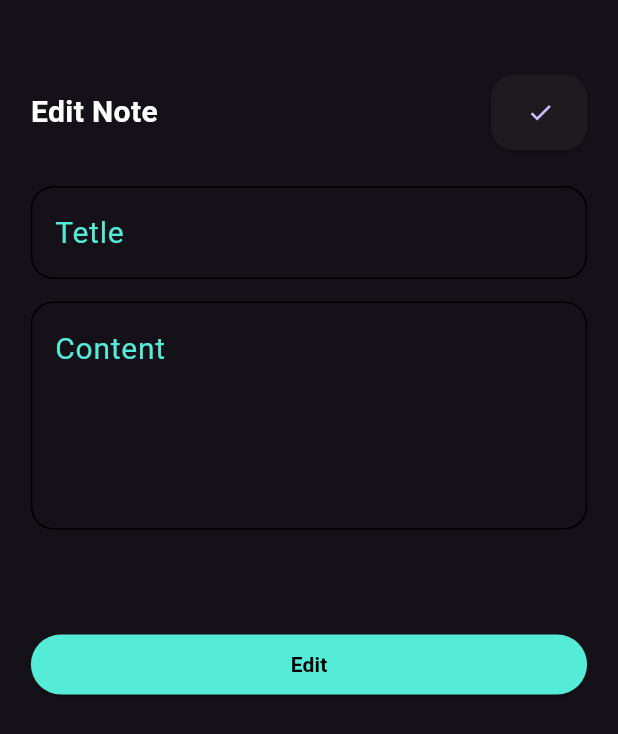
After one commit to mostafa9011/notesApp, a Flutter app: the screen it shows after launch, after a tap on "Fluter Titel", on a phone screen of 412 x 824 dp. The commit adds this screen. Shown: the top 734 px of the screen. Run offline on Flutter 3.47's test engine with Material 3 defaults, Android fonts, the phone set to English and light mode, and no system bars.

Commit message:
create edit note view,body,and finsh UI part1

```diff
--- a/lib/main.dart
+++ b/lib/main.dart
@@ -1,4 +1,5 @@
 import 'package:flutter/material.dart';
+import 'package:notes_app/views/edit_note_view.dart';
 import 'package:notes_app/views/notes_view.dart';
 
 void main() {
@@ -15,6 +16,7 @@ class MyApp extends StatelessWidget {
       debugShowCheckedModeBanner: false,
       routes: {
         NotesView.id: (context) => const NotesView(),
+        EditNoteView.id:(context) => const EditNoteView(),
       },
       initialRoute: NotesView.id,
     );
--- /dev/null
+++ b/lib/views/edit_note_view.dart
@@ -0,0 +1,19 @@
+import 'package:flutter/material.dart';
+import 'package:notes_app/widgets/body_edit_note_view.dart';
+
+class EditNoteView extends StatelessWidget {
+  const EditNoteView({super.key});
+  static const String id = 'editNoteView';
+
+  @override
+  Widget build(BuildContext context) {
+    return const Scaffold(
+      body: Column(
+        children: [
+          BodyEditNoteView(),
+
+        ],
+      ),
+    );
+  }
+}
--- a/lib/views/notes_view.dart
+++ b/lib/views/notes_view.dart
@@ -1,6 +1,5 @@
 import 'package:flutter/material.dart';
-import 'package:notes_app/widgets/constant.dart';
-import 'package:notes_app/widgets/modal_sheet.dart';
+import 'package:notes_app/widgets/floating_action_button.dart';
 import 'package:notes_app/widgets/notes_body.dart';
 
 class NotesView extends StatelessWidget {
@@ -9,26 +8,9 @@ class NotesView extends StatelessWidget {
 
   @override
   Widget build(BuildContext context) {
-    return Scaffold(
-      floatingActionButton: FloatingActionButton(
-        backgroundColor: kPrimaryColor,
-        onPressed: () {
-          showModalBottomSheet(
-            shape: RoundedRectangleBorder(
-              borderRadius: BorderRadius.circular(15),
-            ),
-            context: context,
-            builder: (context) {
-              return const ModalSheet(hintText: 'Title',);
-            },
-          );
-        },
-        child: const Icon(
-          Icons.add,
-          color: Colors.black,
-        ),
-      ),
-      body: const NotesBody(),
+    return const Scaffold(
+      floatingActionButton: FloatingButton(),
+      body: NotesBody(),
     );
   }
 }
--- /dev/null
+++ b/lib/widgets/body_edit_note_view.dart
@@ -0,0 +1,30 @@
+import 'package:flutter/material.dart';
+import 'package:notes_app/widgets/custom_app_bar.dart';
+import 'package:notes_app/widgets/custom_button.dart';
+import 'package:notes_app/widgets/custom_text_feild.dart';
+
+class BodyEditNoteView extends StatelessWidget {
+  const BodyEditNoteView({super.key});
+
+  @override
+  Widget build(BuildContext context) {
+    return Padding(
+      padding: EdgeInsets.symmetric(
+        horizontal: MediaQuery.of(context).size.width * 0.05,
+      ),
+      child: const Column(
+        children: [
+          CustomAppBar(
+            title: 'Edit Note',
+            icon: Icons.check,
+          ),
+          CustomTextFeild(hintText: 'Tetle'),
+          SizedBox(height: 15),
+          CustomTextFeild(hintText: 'Content', maxLines: 5),
+          SizedBox(height: 66),
+          CustomButton(text: 'Edit'),
+        ],
+      ),
+    );
+  }
+}
--- a/lib/widgets/custom_app_bar.dart
+++ b/lib/widgets/custom_app_bar.dart
@@ -3,19 +3,23 @@ import 'package:flutter/material.dart';
 class CustomAppBar extends StatelessWidget {
   const CustomAppBar({
     super.key,
+    required this.title,
+    required this.icon,
   });
+  final String title;
+  final IconData icon;
 
   @override
   Widget build(BuildContext context) {
     MediaQueryData mediaQuery = MediaQuery.of(context);
     return Container(
-      margin: const EdgeInsets.only(top: 50,bottom: 24),
+      margin: const EdgeInsets.only(top: 50, bottom: 24),
       child: Row(
         mainAxisAlignment: MainAxisAlignment.spaceBetween,
         children: [
-          const Text(
-            'Notes',
-            style: TextStyle(
+          Text(
+            title,
+            style: const TextStyle(
               fontWeight: FontWeight.bold,
               fontSize: 20,
               color: Colors.white,
@@ -32,9 +36,7 @@ class CustomAppBar extends StatelessWidget {
               ),
             ),
             onPressed: () {},
-            child: const Icon(
-              Icons.search,
-            ),
+            child: Icon(icon),
           ),
         ],
       ),
--- a/lib/widgets/custom_notes_item.dart
+++ b/lib/widgets/custom_notes_item.dart
@@ -1,4 +1,5 @@
 import 'package:flutter/material.dart';
+import 'package:notes_app/views/edit_note_view.dart';
 
 class CustomNoteItem extends StatelessWidget {
   const CustomNoteItem({
@@ -7,7 +8,14 @@ class CustomNoteItem extends StatelessWidget {
 
   @override
   Widget build(BuildContext context) {
-    return Container(
+    return ElevatedButton(
+      style: ElevatedButton.styleFrom(
+        padding: EdgeInsets.zero,
+      ),
+      onPressed: () {
+        Navigator.pushNamed(context, EditNoteView.id);
+      },
+      child: Container(
           padding: const EdgeInsets.only(left: 16, top: 20, bottom: 24),
           margin: const EdgeInsets.only(bottom: 10),
           decoration: BoxDecoration(
@@ -56,6 +64,7 @@ class CustomNoteItem extends StatelessWidget {
                 ),
               ),
             ],
-        ));
+          )),
+    );
   }
 }
--- /dev/null
+++ b/lib/widgets/floating_action_button.dart
@@ -0,0 +1,31 @@
+import 'package:flutter/material.dart';
+import 'package:notes_app/widgets/constant.dart';
+import 'package:notes_app/widgets/modal_sheet.dart';
+
+class FloatingButton extends StatelessWidget {
+  const FloatingButton({super.key});
+
+  @override
+  Widget build(BuildContext context) {
+    return FloatingActionButton(
+      backgroundColor: kPrimaryColor,
+      onPressed: () {
+        showModalBottomSheet(
+          shape: RoundedRectangleBorder(
+            borderRadius: BorderRadius.circular(15),
+          ),
+          context: context,
+          builder: (context) {
+            return const ModalSheet(
+              hintText: 'Title',
+            );
+          },
+        );
+      },
+      child: const Icon(
+        Icons.add,
+        color: Colors.black,
+      ),
+    );
+  }
+}
--- a/lib/widgets/notes_body.dart
+++ b/lib/widgets/notes_body.dart
@@ -1,5 +1,4 @@
 import 'package:flutter/material.dart';
-import 'package:flutter/widgets.dart';
 import 'package:notes_app/widgets/custom_app_bar.dart';
 import 'package:notes_app/widgets/notes_item_listview.dart';
 
@@ -16,7 +15,7 @@ class NotesBody extends StatelessWidget {
       ),
       child: const Column(
         children: [
-          CustomAppBar(),
+          CustomAppBar(title: 'Notes',icon: Icons.search,),
           NotesItemListView(),
         ],
       ),
```
Lines whose indentation alone changed are shown as unchanged.
